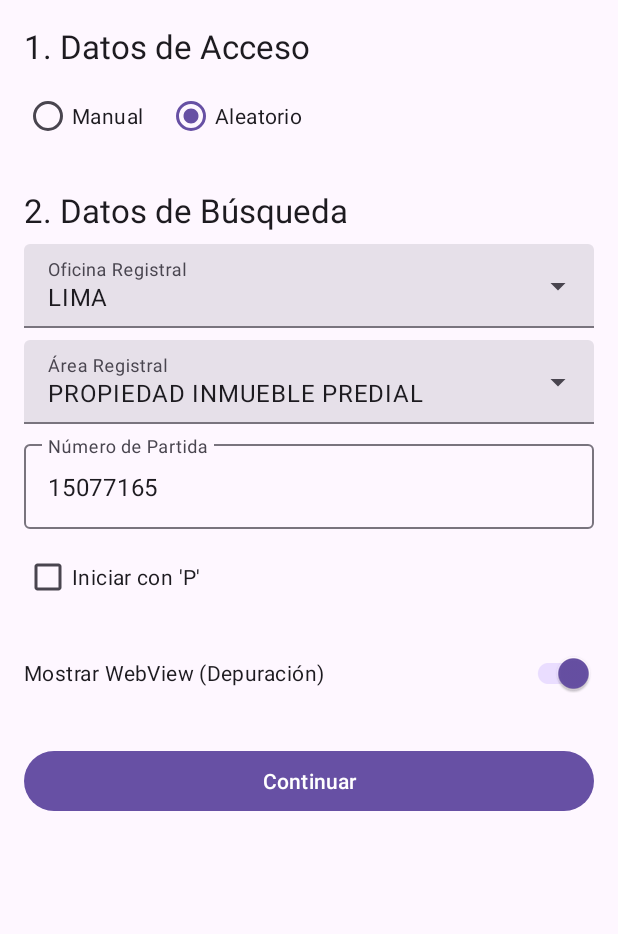
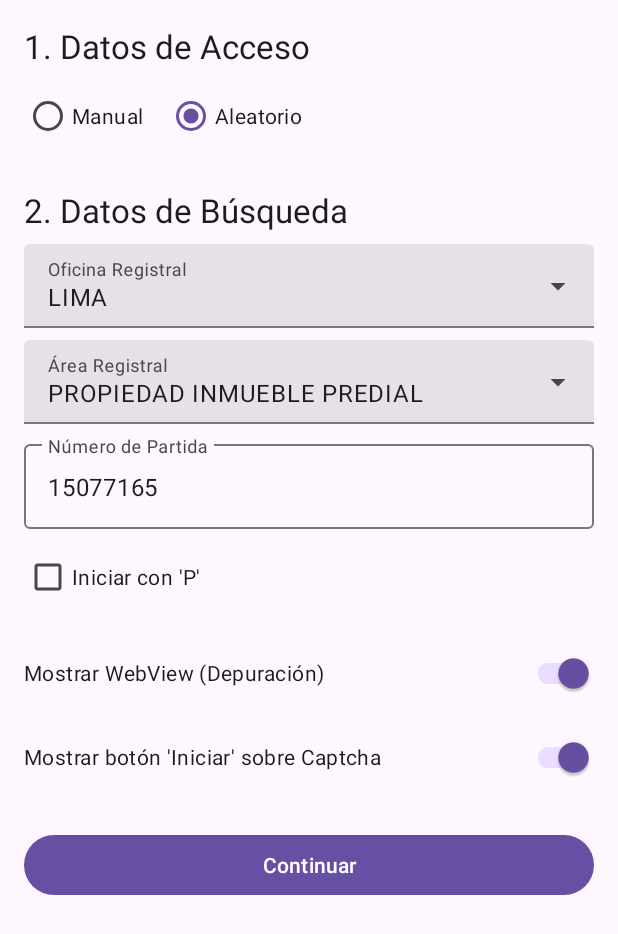
Before and after one commit to DarikPK/CLiteral, an Android app: the ExtractionConfigFragment screen opened through its navigation route, on a phone screen of 412 x 824 dp. Shown: the top 934 px of the screen. Run offline under Robolectric (Android 15) with nearby library versions, the phone set to English and light mode, and no system bars.

Commit message:
feat: Añade Switch para controlar botón 'Iniciar' y ajusta color
Se ha añadido una nueva opción en la pantalla de configuración para controlar la visibilidad del botón 'Iniciar' que se superpone al captcha.

- Se ha añadido un `SwitchMaterial` en `ExtractionConfigFragment` para activar o desactivar el botón 'Iniciar'.
- Se ha actualizado `SharedViewModel` con un nuevo `LiveData` (`isManualStartButtonVisible`) para gestionar el estado de este switch.
- La función `injectCaptchaOverlayScript` en `ExtractionFragment` ahora solo inyecta el botón si el `LiveData` correspondiente es `true`.
- Se ha cambiado el color de fondo del botón 'Iniciar' a `#6200EE` para que coincida con el color primario de la aplicación, similar al del botón 'Continuar'.

```diff
--- a/app/src/main/java/com/example/imageextractor/ExtractionConfigFragment.kt
+++ b/app/src/main/java/com/example/imageextractor/ExtractionConfigFragment.kt
@@ -37,6 +37,23 @@ class ExtractionConfigFragment : Fragment() {
         setupLoginModeSelector()
         setupContinueButton()
         setupVisibilitySwitch()
+        setupManualStartButtonSwitch()
+    }
+
+    private fun setupManualStartButtonSwitch() {
+        // Sincroniza el switch con el estado actual del ViewModel
+        sharedViewModel.isManualStartButtonVisible.observe(viewLifecycleOwner) { isVisible ->
+            if (binding.manualStartButtonSwitch.isChecked != isVisible) {
+                binding.manualStartButtonSwitch.isChecked = isVisible
+            }
+        }
+
+        // Notifica al ViewModel cuando el usuario cambia el switch
+        binding.manualStartButtonSwitch.setOnCheckedChangeListener { _, isChecked ->
+            if (sharedViewModel.isManualStartButtonVisible.value != isChecked) {
+                sharedViewModel.toggleManualStartButtonVisibility()
+            }
+        }
     }
 
     private fun setupVisibilitySwitch() {
--- a/app/src/main/java/com/example/imageextractor/SharedViewModel.kt
+++ b/app/src/main/java/com/example/imageextractor/SharedViewModel.kt
@@ -42,6 +42,14 @@ class SharedViewModel : ViewModel() {
         _isWebViewVisible.value = !(_isWebViewVisible.value ?: true)
     }
 
+    // --- Estado de Visibilidad del Botón de Inicio Manual ---
+    private val _isManualStartButtonVisible = MutableLiveData(true)
+    val isManualStartButtonVisible: LiveData<Boolean> = _isManualStartButtonVisible
+
+    fun toggleManualStartButtonVisibility() {
+        _isManualStartButtonVisible.value = !(_isManualStartButtonVisible.value ?: true)
+    }
+
     // --- Base de Datos para Login Aleatorio ---
     private val randomLoginDatabase = listOf(
         LoginData("46736604", "7", "16/04/2025"),
--- a/app/src/main/res/layout/fragment_extraction_config.xml
+++ b/app/src/main/res/layout/fragment_extraction_config.xml
@@ -139,6 +139,14 @@
             android:checked="true"
             android:layout_marginTop="16dp"/>
 
+        <com.google.android.material.switchmaterial.SwitchMaterial
+            android:id="@+id/manual_start_button_switch"
+            android:layout_width="match_parent"
+            android:layout_height="wrap_content"
+            android:text="Mostrar botón 'Iniciar' sobre Captcha"
+            android:checked="true"
+            android:layout_marginTop="8dp"/>
+
         <Button
             android:id="@+id/continue_button"
             android:layout_width="match_parent"
```
Also changed, not shown: app/src/main/java/com/example/imageextractor/ExtractionFragment.kt (+11 -4 lines).
